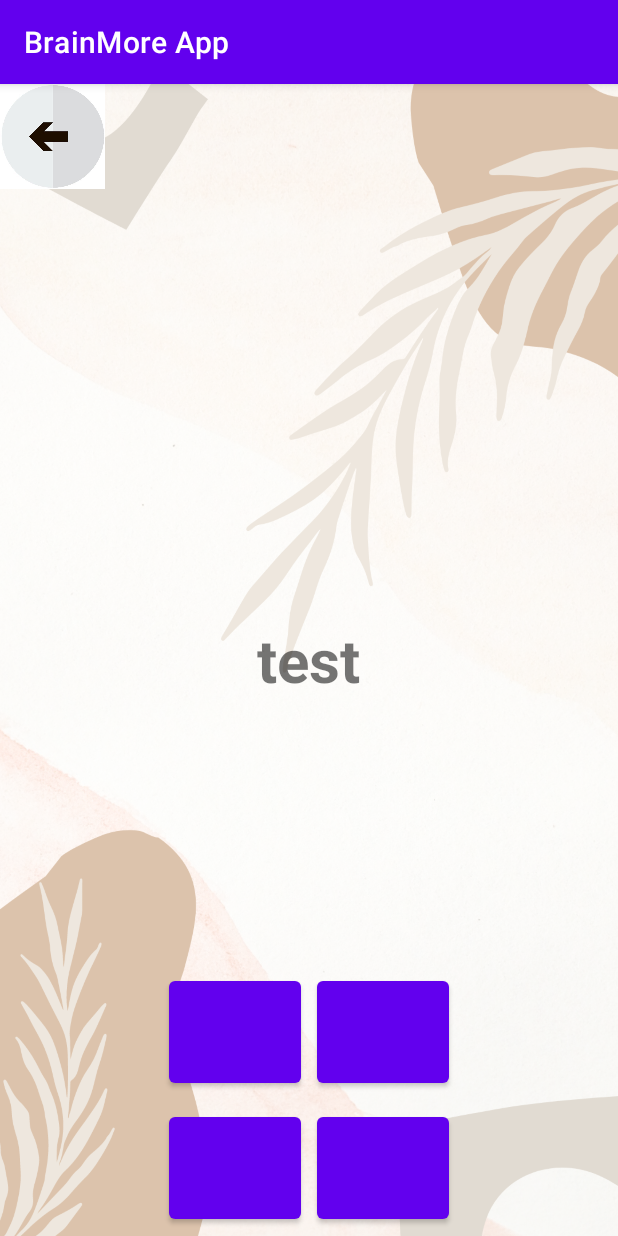
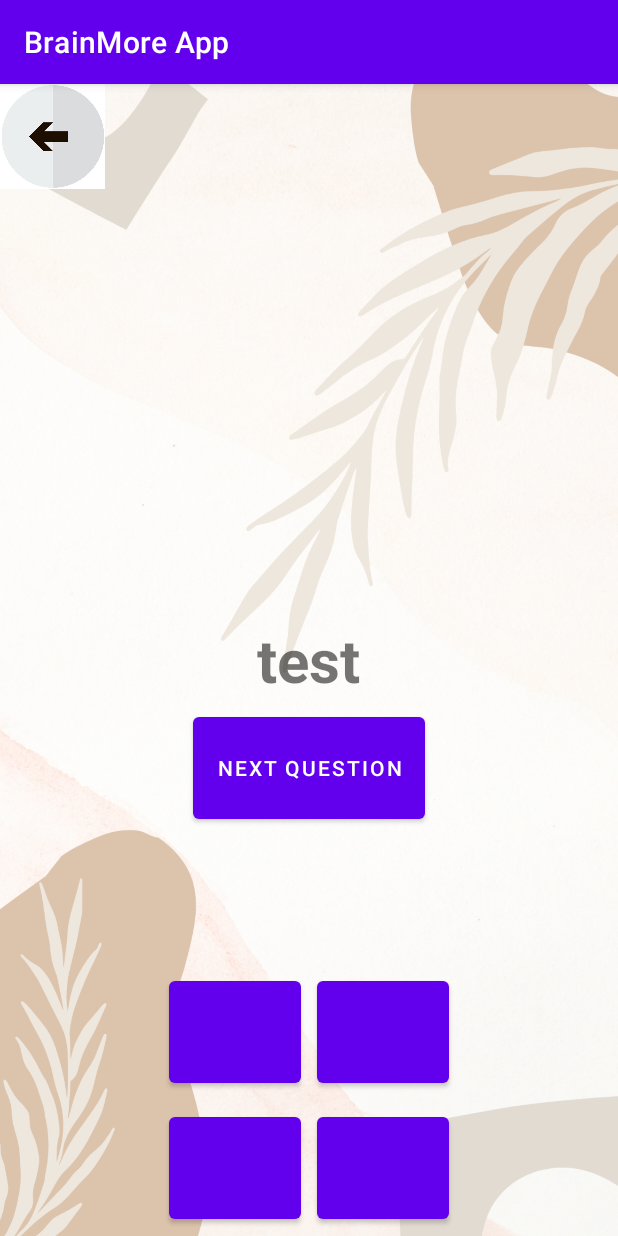
Before and after one commit to livcia/BrainMore_App, an Android app: the Quiz screen opened directly, with no data from a screen before it, on a phone screen of 412 x 824 dp. Run offline under Robolectric (Android 15) with nearby library versions, the phone set to English and light mode, and no system bars.

Commit message:
add List<String> Listquestions in Quiz.java

```diff
--- a/app/src/main/java/com/example/brainmoreapp/Quiz.java
+++ b/app/src/main/java/com/example/brainmoreapp/Quiz.java
@@ -5,15 +5,41 @@ import androidx.appcompat.app.AppCompatActivity;
 import android.content.Intent;
 import android.os.Bundle;
 import android.view.View;
+import android.widget.Button;
+import android.widget.TextView;
+
+import java.util.ArrayList;
+import java.util.Arrays;
+import java.util.List;
+import java.util.Random;
 
 public class Quiz extends AppCompatActivity {
-
+    TextView TextViewquestion;
+    Button b1, b2, b3, b4;
+    Random rand;
+    int indexofquestion;
     @Override
     protected void onCreate(Bundle savedInstanceState) {
+        String[] questions = new String[] {
+                "abcd",
+                "efgh",
+                "ijkl",
+                "mnop",
+                "rstu",
+                "wxyz"
+        };
+        List<String> Listquestions = new ArrayList<>(Arrays.asList(questions));
+        b1 = findViewById(R.id.b1);
+        b2 = findViewById(R.id.b2);
+        b3 = findViewById(R.id.b3);
+        b4 = findViewById(R.id.b4);
+        rand = new Random();
+        indexofquestion = rand.nextInt(Listquestions.size());
         super.onCreate(savedInstanceState);
         setContentView(R.layout.activity_quiz);
         Intent intent = getIntent();
         Boolean lang = intent.getBooleanExtra("PL_or_ENG",false);
+        TextViewquestion = findViewById(R.id.ask);
     }
     public void clickEvent(View v)
     {
--- a/app/src/main/res/layout/activity_quiz.xml
+++ b/app/src/main/res/layout/activity_quiz.xml
@@ -12,8 +12,17 @@
         android:layout_height="70dp"
         android:src="@drawable/arrow"
         />
+    <Button
+        android:layout_centerHorizontal="true"
+        android:layout_below="@+id/ask"
+        android:text="next question"
+        android:id="@+id/next_question"
+        android:layout_margin="5dp"
+        android:layout_width="wrap_content"
+        android:layout_height="80dp"/>
 
     <TextView
+        android:id="@+id/ask"
         android:layout_width="wrap_content"
         android:layout_height="wrap_content"
         android:layout_centerInParent="true"
@@ -28,10 +37,12 @@
         android:layout_height="wrap_content"
         android:orientation="horizontal">
         <Button
+            android:id="@+id/b1"
             android:layout_margin="5dp"
             android:layout_width="wrap_content"
             android:layout_height="80dp"/>
         <Button
+            android:id="@+id/b2"
             android:layout_margin="5dp"
             android:layout_width="wrap_content"
             android:layout_height="80dp"/>
@@ -44,10 +55,12 @@
         android:layout_height="wrap_content"
         android:orientation="horizontal">
         <Button
+            android:id="@+id/b3"
             android:layout_margin="5dp"
             android:layout_width="wrap_content"
             android:layout_height="80dp"/>
         <Button
+            android:id="@+id/b4"
             android:layout_margin="5dp"
             android:layout_width="wrap_content"
             android:layout_height="80dp"/>
```
